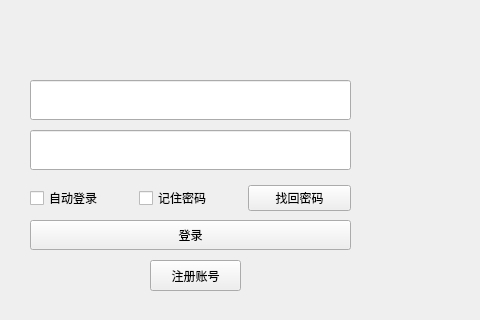
This is LCS/login.ui in SeeChen/LCS_lanChatSoftware as Qt 5 draws it before an edit; both pictures show x 120 to 600 and y 280 to 600 of the 600 by 600 pixel window. The edited form follows.
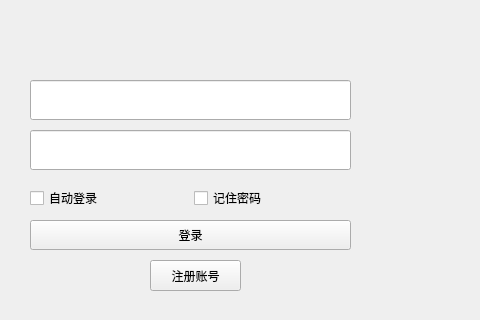
This is the edited form. Icons and pictures are not drawn.

The edit to the form file:
```diff
--- a/LCS/login.ui
+++ b/LCS/login.ui
@@ -108,13 +108,6 @@
       </property>
      </widget>
     </item>
-    <item>
-     <widget class="QPushButton" name="pushButtonFindPassword">
-      <property name="text">
-       <string>找回密码</string>
-      </property>
-     </widget>
-    </item>
    </layout>
   </widget>
   <widget class="QLabel" name="labelEye">
```
